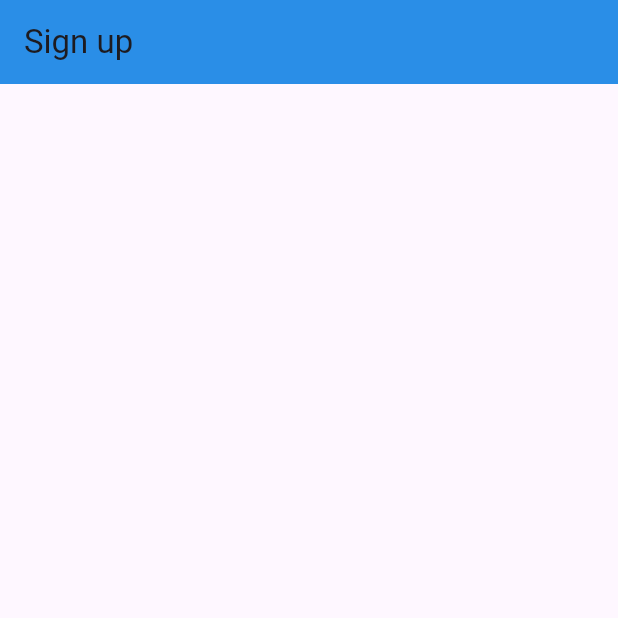
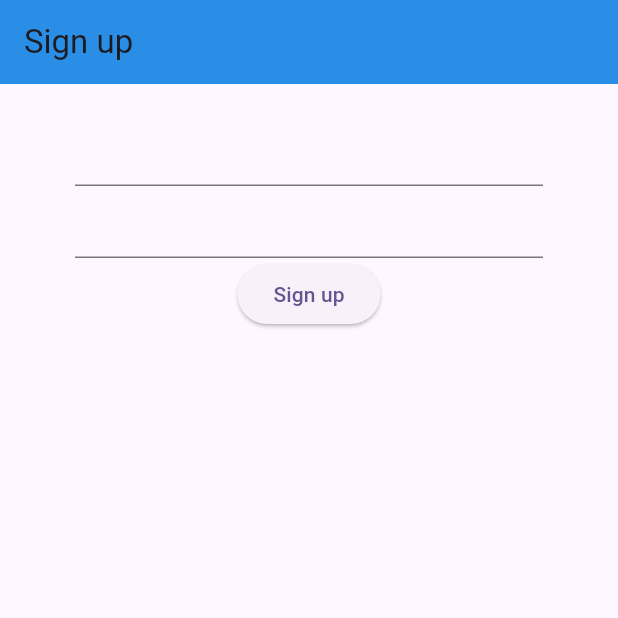
Before and after one commit to otaruit/flutter_twitter, a Flutter app: the screen it shows after launch, on a phone screen of 412 x 824 dp, the top half of it. Run offline on Flutter 3.47's test engine with Material 2 defaults, Android fonts, the phone set to English and light mode, and no system bars; our stand-ins replace firebase_auth, firebase_core; accounts and stored records are empty.

Commit message:
twitter_2途中

```diff
--- a/lib/auth/signup.dart
+++ b/lib/auth/signup.dart
@@ -1,3 +1,4 @@
+import 'package:firebase_auth/firebase_auth.dart';
 import 'package:flutter/material.dart';
 
 class SignUp extends StatefulWidget {
@@ -8,13 +9,57 @@ class SignUp extends StatefulWidget {
 }
 
 class _SignUpState extends State<SignUp> {
+  FirebaseAuth auth = FirebaseAuth.instance;
+
+  void signUpAction() async {
+    try {
+      UserCredential userCredential = await FirebaseAuth.instance
+          .createUserWithEmailAndPassword(
+              email: "barry.allen@example.com",
+              password: "SuperSecretPassword!");
+    } on FirebaseAuthException catch (e) {
+      if (e.code == 'weak-password') {
+        print('The password provided is too weak.');
+      } else if (e.code == 'email-already-in-use') {
+        print('The account already exists for that email.');
+      }
+    } catch (e) {
+      print(e);
+    }
+  }
+
+  String email = '';
+  String password = '';
+
   @override
   Widget build(BuildContext context) {
     return Scaffold(
-        appBar: AppBar(
-      backgroundColor: Colors.blue,
-      elevation: 8,
-      title: Text("Sign up"),
-    ));
+      appBar: AppBar(
+        backgroundColor: Colors.blue,
+        elevation: 8,
+        title: const Text("Sign up"),
+      ),
+      body: Container(
+        padding: const EdgeInsets.symmetric(vertical: 20, horizontal: 50),
+        child: Form(
+            child: Column(
+          children: [
+            TextFormField(
+              onChanged: (val) => setState(() {
+                email = val;
+              }),
+            ),
+            TextFormField(
+              onChanged: (val) => setState(() {
+                password = val;
+              }),
+            ),
+            ElevatedButton(
+                onPressed: () async => {signUpAction()},
+                child: const Text('Sign up'))
+          ],
+        )),
+      ),
+    );
   }
 }
--- a/pubspec.yaml
+++ b/pubspec.yaml
@@ -36,6 +36,7 @@ dependencies:
   # Use with the CupertinoIcons class for iOS style icons.
   cupertino_icons: ^1.0.2
   firebase_core: ^2.19.0
+  firebase_auth: ^4.11.1
 
 dev_dependencies:
   flutter_test:
```
Also changed, not shown: pubspec.lock, 4 other files.
